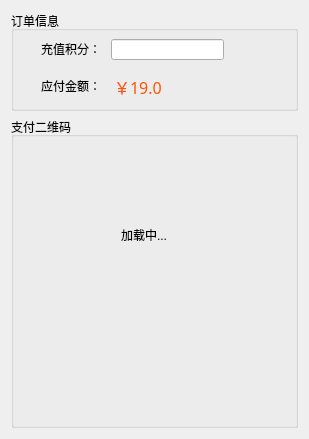
First picture: the form in purchase.ui, repository HFO4/Telegraph, before the edit.
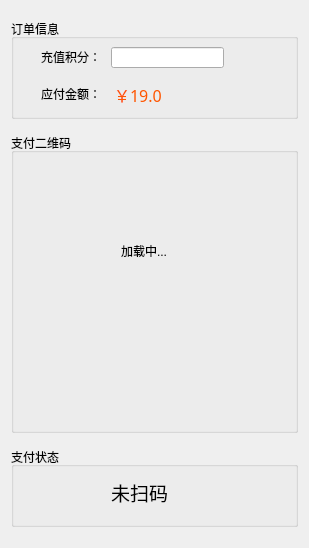
Second picture: the form after the edit.

What changed in the file:
```diff
--- a/purchase.ui
+++ b/purchase.ui
@@ -7,7 +7,7 @@
     <x>0</x>
     <y>0</y>
     <width>309</width>
-    <height>439</height>
+    <height>548</height>
    </rect>
   </property>
   <property name="windowTitle">
@@ -90,6 +90,24 @@
    </item>
    <item>
     <widget class="QGroupBox" name="groupBox_2">
+     <property name="sizePolicy">
+      <sizepolicy hsizetype="Preferred" vsizetype="Fixed">
+       <horstretch>0</horstretch>
+       <verstretch>0</verstretch>
+      </sizepolicy>
+     </property>
+     <property name="minimumSize">
+      <size>
+       <width>240</width>
+       <height>300</height>
+      </size>
+     </property>
+     <property name="maximumSize">
+      <size>
+       <width>16777215</width>
+       <height>300</height>
+      </size>
+     </property>
      <property name="title">
       <string>支付二维码</string>
      </property>
@@ -142,6 +160,44 @@
      </widget>
     </widget>
    </item>
+   <item>
+    <widget class="QGroupBox" name="groupBox_3">
+     <property name="minimumSize">
+      <size>
+       <width>0</width>
+       <height>8</height>
+      </size>
+     </property>
+     <property name="maximumSize">
+      <size>
+       <width>16777215</width>
+       <height>80</height>
+      </size>
+     </property>
+     <property name="title">
+      <string>支付状态</string>
+     </property>
+     <widget class="QLabel" name="label_6">
+      <property name="geometry">
+       <rect>
+        <x>100</x>
+        <y>30</y>
+        <width>91</width>
+        <height>31</height>
+       </rect>
+      </property>
+      <property name="font">
+       <font>
+        <family>微软雅黑</family>
+        <pointsize>14</pointsize>
+       </font>
+      </property>
+      <property name="text">
+       <string>未扫码</string>
+      </property>
+     </widget>
+    </widget>
+   </item>
   </layout>
  </widget>
  <resources/>
```
